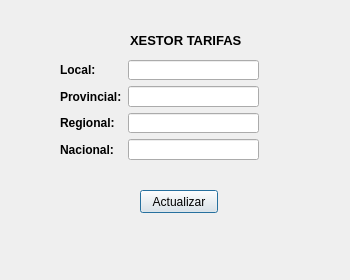
This is tarifas.ui in XoanCarlos/PROXECTORECUPERA as Qt 5 draws it before an edit. The edited form follows.
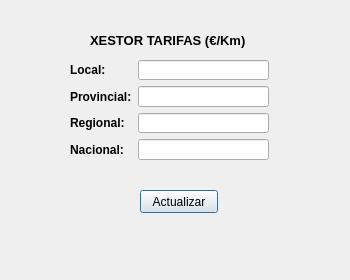
This is the edited form.

Diff of the .ui file:
```diff
--- a/tarifas.ui
+++ b/tarifas.ui
@@ -22,9 +22,9 @@
   <widget class="QLabel" name="lblRutas">
    <property name="geometry">
     <rect>
-     <x>130</x>
+     <x>90</x>
      <y>30</y>
-     <width>111</width>
+     <width>181</width>
      <height>20</height>
     </rect>
    </property>
@@ -36,7 +36,7 @@
     </font>
    </property>
    <property name="text">
-    <string>XESTOR TARIFAS</string>
+    <string>XESTOR TARIFAS (€/Km)</string>
    </property>
   </widget>
   <widget class="QPushButton" name="btnActualiza">
@@ -52,10 +52,10 @@
     <string>Actualizar</string>
    </property>
   </widget>
-  <widget class="QWidget" name="">
+  <widget class="QWidget" name="layoutWidget">
    <property name="geometry">
     <rect>
-     <x>60</x>
+     <x>70</x>
      <y>60</y>
      <width>199</width>
      <height>100</height>
```
